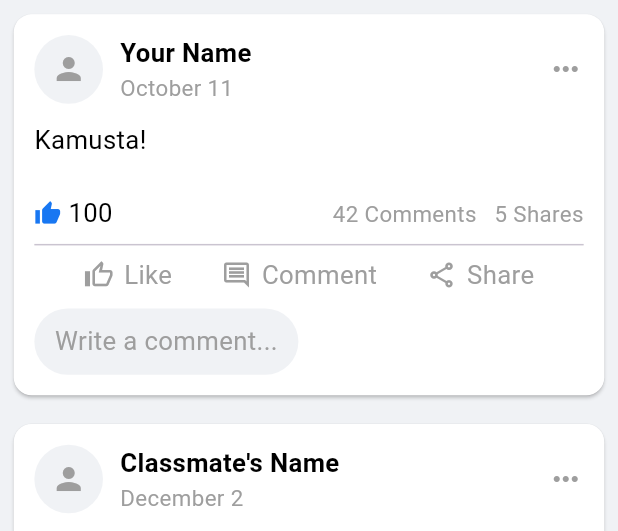
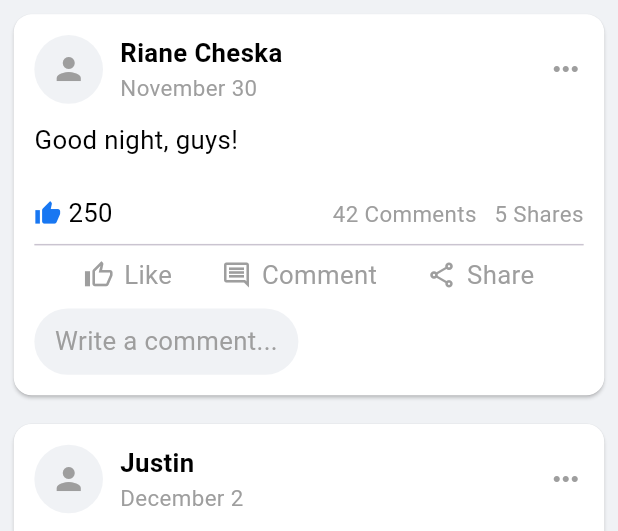
Before and after one commit to rianecheska04/aumentado_LabAct1, a Flutter app: the screen it shows after launch, on a phone screen of 412 x 824 dp, the part 84-615 px from its top. Run offline on Flutter 3.47's test engine with Material 3 defaults, Android fonts, the phone set to English and light mode, and no system bars; our stand-ins replace flutter_screenutil.

Commit message:
update post names

```diff
--- a/lib/screens/newsfeed_screen.dart
+++ b/lib/screens/newsfeed_screen.dart
@@ -33,14 +33,14 @@ class NewsFeedScreen extends StatefulWidget {
 class _NewsFeedScreenState extends State<NewsFeedScreen> {
   final List<Post> _posts = [
     Post(
-      authorName: 'Your Name',
-      date: 'October 11',
-      text: 'Kamusta!',
-      likes: 100,
+      authorName: 'Riane Cheska',
+      date: 'November 30',
+      text: 'Good night, guys!',
+      likes: 250,
       imageAsset: null,
     ),
     Post(
-      authorName: "Classmate's Name",
+      authorName: "Justin",
       date: 'December 2',
       text: 'Kicking off the holiday season!',
       likes: 200,
```
